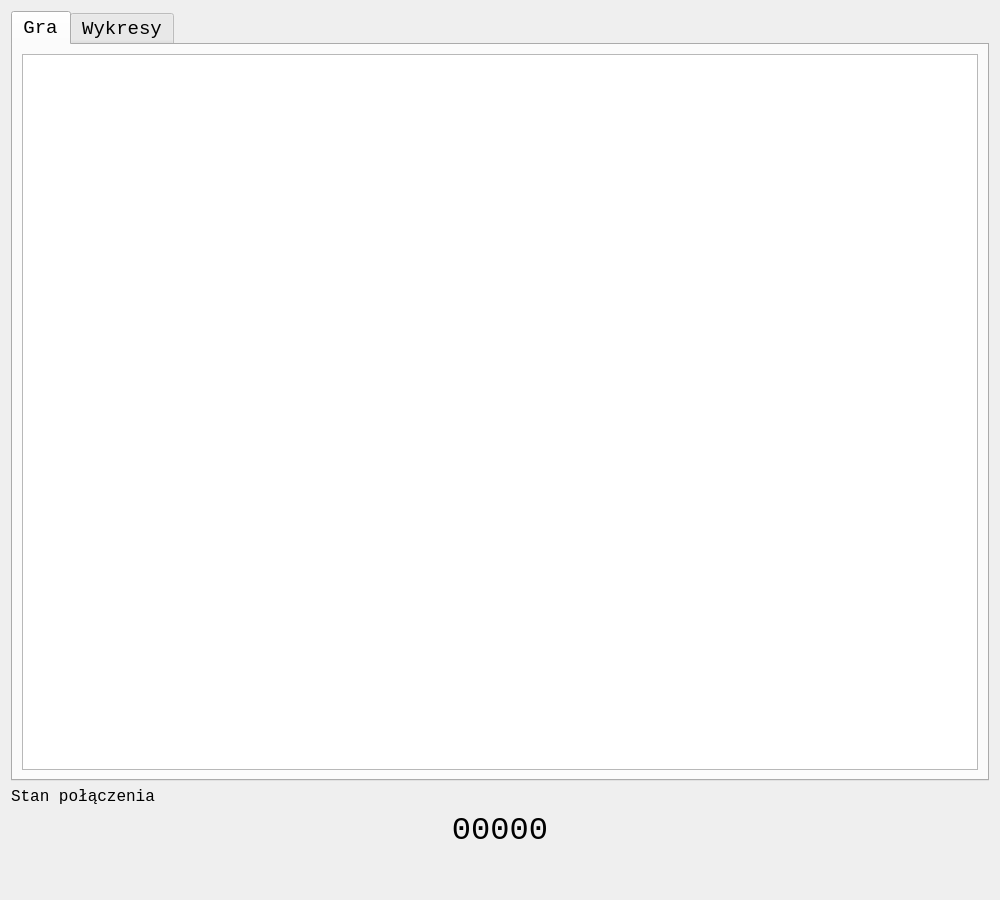
First picture: the form in oknogry.ui, repository Wirgiliusz/FlyAndShoot, before the edit.
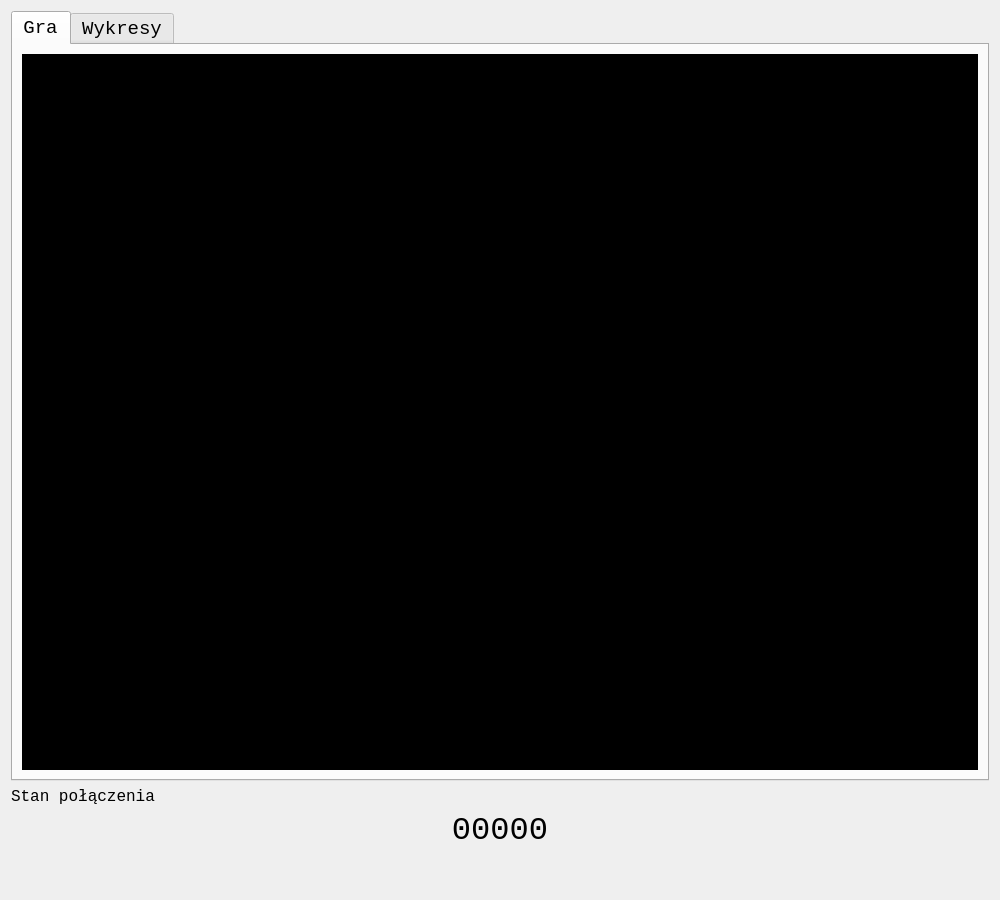
Second picture: the form after the edit. Custom widgets are drawn as their Qt base class.

Patch:
```diff
--- a/oknogry.ui
+++ b/oknogry.ui
@@ -68,6 +68,9 @@
          <pointsize>14</pointsize>
         </font>
        </property>
+       <property name="styleSheet">
+        <string notr="true"/>
+       </property>
        <property name="currentIndex">
         <number>0</number>
        </property>
@@ -77,7 +80,11 @@
         </attribute>
         <layout class="QGridLayout" name="gridLayout_3">
          <item row="0" column="0">
-          <widget class="QGraphicsView" name="graphicsViewGra"/>
+          <widget class="QGraphicsView" name="graphicsViewGra">
+           <property name="styleSheet">
+            <string notr="true">background-color: rgb(0, 0, 0);</string>
+           </property>
+          </widget>
          </item>
         </layout>
        </widget>
```
